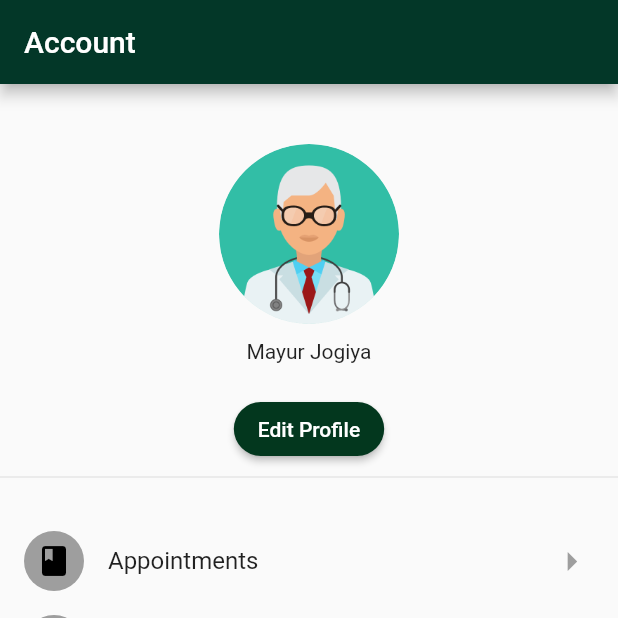
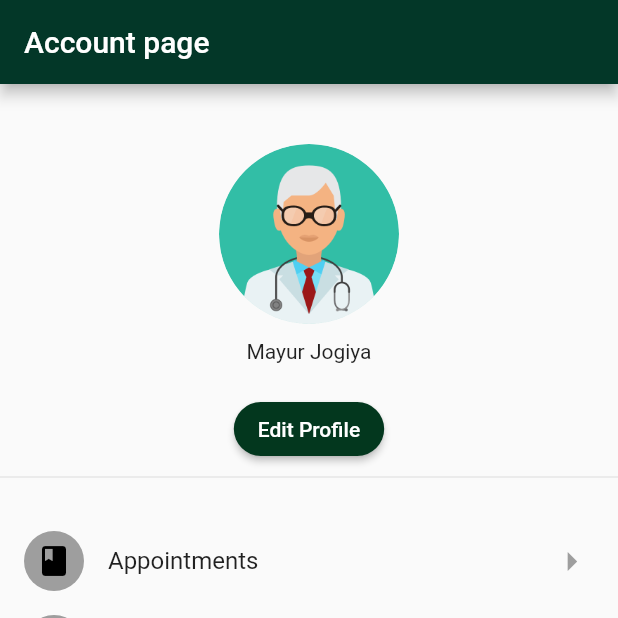
Before and after one commit to mjogiya/The-Royal-Aesculapian, a Flutter app: the Dashboard screen opened directly, item 5 of the bottom bar chosen, on a phone screen of 412 x 824 dp, the top half of it. Run offline on Flutter 3.47's test engine with Material 2 defaults, Android fonts, the phone set to English and light mode, and no system bars.

Commit message:
changed name

```diff
--- a/lib/pages/Dashboard/Account.dart
+++ b/lib/pages/Dashboard/Account.dart
@@ -14,7 +14,7 @@ class _AccountState extends State<Account> {
     return MaterialApp(
       home: Scaffold(
         appBar: AppBar(
-          title: Text("Account"),
+          title: Text("Account page"),
           backgroundColor: Color.fromARGB(255, 3, 55, 40),
         ),
         body: SingleChildScrollView(
@@ -27,13 +27,16 @@ class _AccountState extends State<Account> {
                 height: 120,
                 child: ClipRRect(
                   borderRadius: BorderRadius.circular(100),
-                    child: Image(image: AssetImage('Logos/doctor.png'),),
+                  child: Image(
+                    image: AssetImage('Logos/doctor.png'),
+                  ),
                 ),
               ),
               SizedBox(height: 10),
               Text('Mayur Jogiya'),
               SizedBox(height: 20),
-                ElevatedButton(onPressed: () {
+              ElevatedButton(
+                onPressed: () {
                   Navigator.of(context).push(new MaterialPageRoute(
                     builder: (BuildContext context) {
                       return Editprofile();
@@ -41,27 +44,30 @@ class _AccountState extends State<Account> {
                   ));
                 },
                 child: Text('Edit Profile'),
-
                 style: ElevatedButton.styleFrom(
                     backgroundColor: Color.fromARGB(255, 3, 55, 30),
                     shape: StadiumBorder()),
-
               ),
               const Divider(),
               SizedBox(height: 20),
-
               ListTile(
                 leading: Container(
                   width: 40,
                   height: 40,
                   decoration: BoxDecoration(
                       borderRadius: BorderRadius.circular(100),
-                      color: Colors.grey
+                      color: Colors.grey),
+                  child: Icon(
+                    Icons.book,
+                    color: Colors.black,
                   ),
-                    child: Icon(Icons.book, color: Colors.black,),
                 ),
                 title: Text('Appointments'),
-                  trailing: Icon(Icons.arrow_right, size: 30,color: Colors.grey,),
+                trailing: Icon(
+                  Icons.arrow_right,
+                  size: 30,
+                  color: Colors.grey,
+                ),
               ),
               ListTile(
                 leading: Container(
@@ -69,12 +75,18 @@ class _AccountState extends State<Account> {
                   height: 40,
                   decoration: BoxDecoration(
                       borderRadius: BorderRadius.circular(100),
-                        color: Colors.grey
+                      color: Colors.grey),
+                  child: Icon(
+                    Icons.access_alarm,
+                    color: Colors.black,
                   ),
-                    child: Icon(Icons.access_alarm, color: Colors.black,),
                 ),
                 title: Text('Reminders'),
-                  trailing: Icon(Icons.arrow_right, size: 30,color: Colors.grey,),
+                trailing: Icon(
+                  Icons.arrow_right,
+                  size: 30,
+                  color: Colors.grey,
+                ),
               ),
               ListTile(
                 leading: Container(
@@ -82,12 +94,18 @@ class _AccountState extends State<Account> {
                   height: 40,
                   decoration: BoxDecoration(
                       borderRadius: BorderRadius.circular(100),
-                        color: Colors.grey
+                      color: Colors.grey),
+                  child: Icon(
+                    Icons.delivery_dining,
+                    color: Colors.black,
                   ),
-                    child: Icon(Icons.delivery_dining, color: Colors.black,),
                 ),
                 title: Text('Orders'),
-                  trailing: Icon(Icons.arrow_right, size: 30,color: Colors.grey,),
+                trailing: Icon(
+                  Icons.arrow_right,
+                  size: 30,
+                  color: Colors.grey,
+                ),
               ),
               ListTile(
                 leading: Container(
@@ -95,12 +113,18 @@ class _AccountState extends State<Account> {
                   height: 40,
                   decoration: BoxDecoration(
                       borderRadius: BorderRadius.circular(100),
-                        color: Colors.grey
+                      color: Colors.grey),
+                  child: Icon(
+                    Icons.bookmark,
+                    color: Colors.black,
                   ),
-                    child: Icon(Icons.bookmark, color: Colors.black,),
                 ),
                 title: Text('Medical Records'),
-                  trailing: Icon(Icons.arrow_right, size: 30,color: Colors.grey,),
+                trailing: Icon(
+                  Icons.arrow_right,
+                  size: 30,
+                  color: Colors.grey,
+                ),
               ),
               ListTile(
                 leading: Container(
@@ -108,12 +132,18 @@ class _AccountState extends State<Account> {
                   height: 40,
                   decoration: BoxDecoration(
                       borderRadius: BorderRadius.circular(100),
-                        color: Colors.grey
+                      color: Colors.grey),
+                  child: Icon(
+                    Icons.wallet,
+                    color: Colors.black,
                   ),
-                    child: Icon(Icons.wallet, color: Colors.black,),
                 ),
                 title: Text('Wallet'),
-                  trailing: Icon(Icons.arrow_right, size: 30,color: Colors.grey,),
+                trailing: Icon(
+                  Icons.arrow_right,
+                  size: 30,
+                  color: Colors.grey,
+                ),
               ),
               ListTile(
                 leading: Container(
@@ -121,17 +151,21 @@ class _AccountState extends State<Account> {
                   height: 40,
                   decoration: BoxDecoration(
                       borderRadius: BorderRadius.circular(100),
-                        color: Colors.grey
+                      color: Colors.grey),
+                  child: Icon(
+                    Icons.logout,
                   ),
-                    child: Icon(Icons.logout,),
                 ),
                 title: Text('Log Out'),
-                  trailing: Icon(Icons.arrow_right, size: 30,color: Colors.grey,),
+                trailing: Icon(
+                  Icons.arrow_right,
+                  size: 30,
+                  color: Colors.grey,
+                ),
               ),
             ],
           ),
-          )
-        ),
+        )),
       ),
     );
   }
```
Lines whose indentation alone changed are shown as unchanged.
